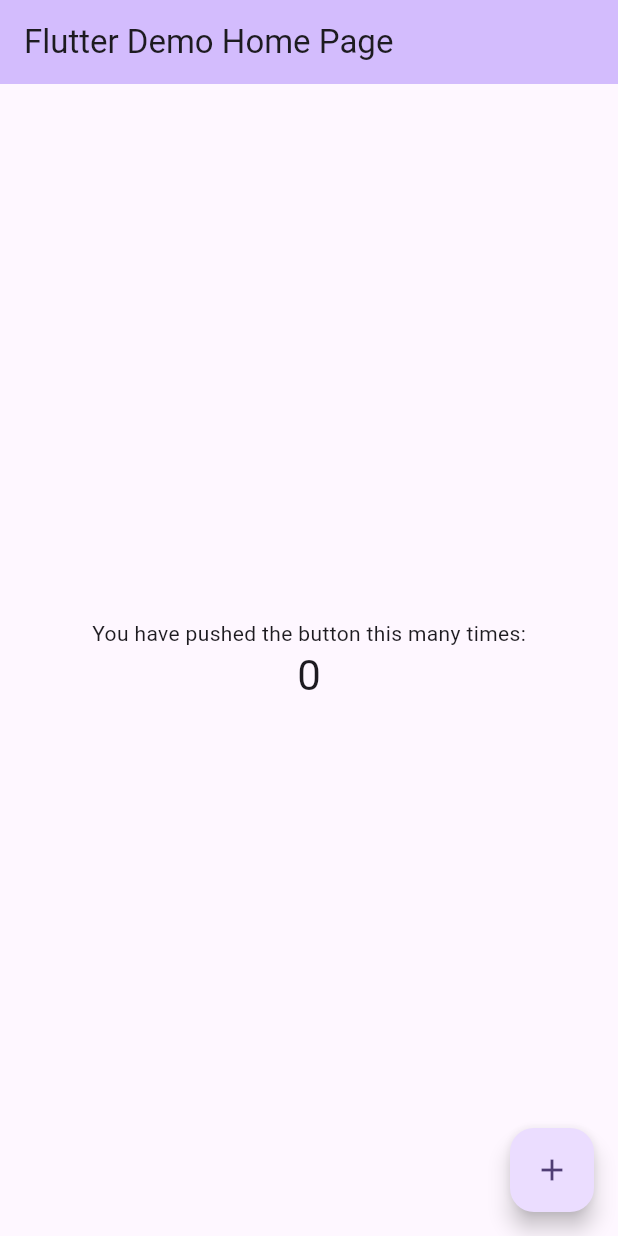
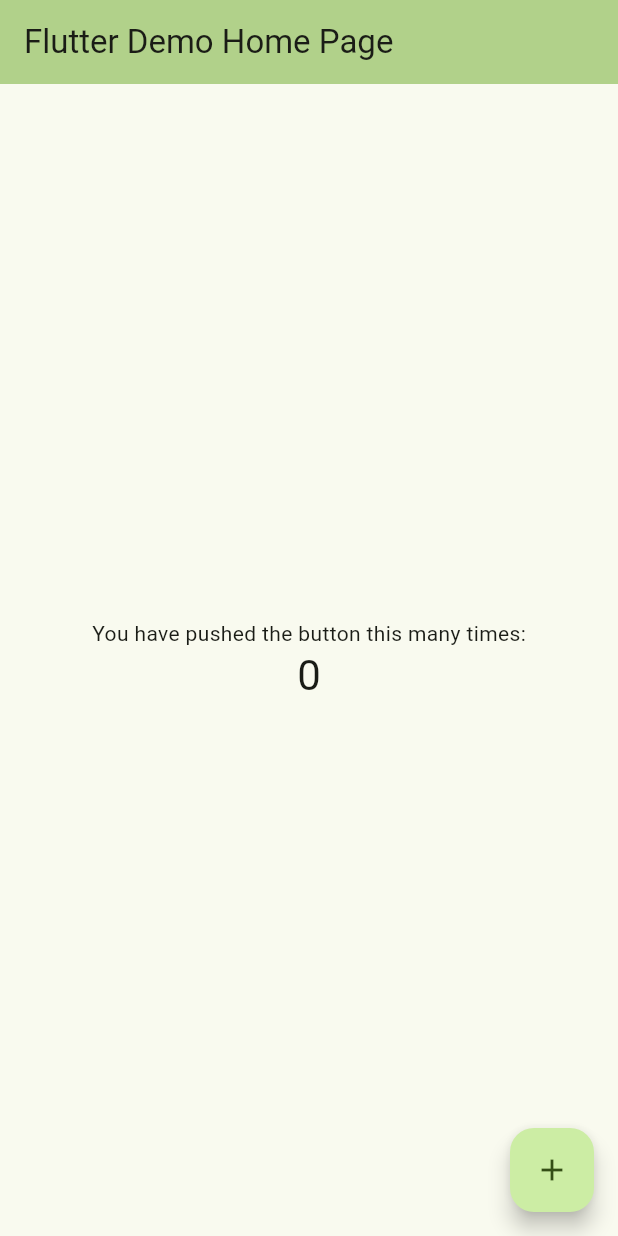
Before and after one commit to grootwo/Flutter-studying, a Flutter app: the screen it shows after launch, on a phone screen of 412 x 824 dp. Run offline on Flutter 3.47's test engine with Material 2 defaults, Android fonts, the phone set to English and light mode, and no system bars; our stand-ins replace flutter_time_picker_spinner.

Commit message:
Change theme color

```diff
--- a/toonlinkers/lib/main.dart
+++ b/toonlinkers/lib/main.dart
@@ -28,7 +28,7 @@ class MyApp extends StatelessWidget {
         //
         // This works for code too, not just values: Most code changes can be
         // tested with just a hot reload.
-        colorScheme: ColorScheme.fromSeed(seedColor: Colors.deepPurple),
+        colorScheme: ColorScheme.fromSeed(seedColor: Color.fromARGB(255, 150, 220, 69)),
         useMaterial3: true,
       ),
       home: const MyHomePage(title: 'Flutter Demo Home Page'),
```
